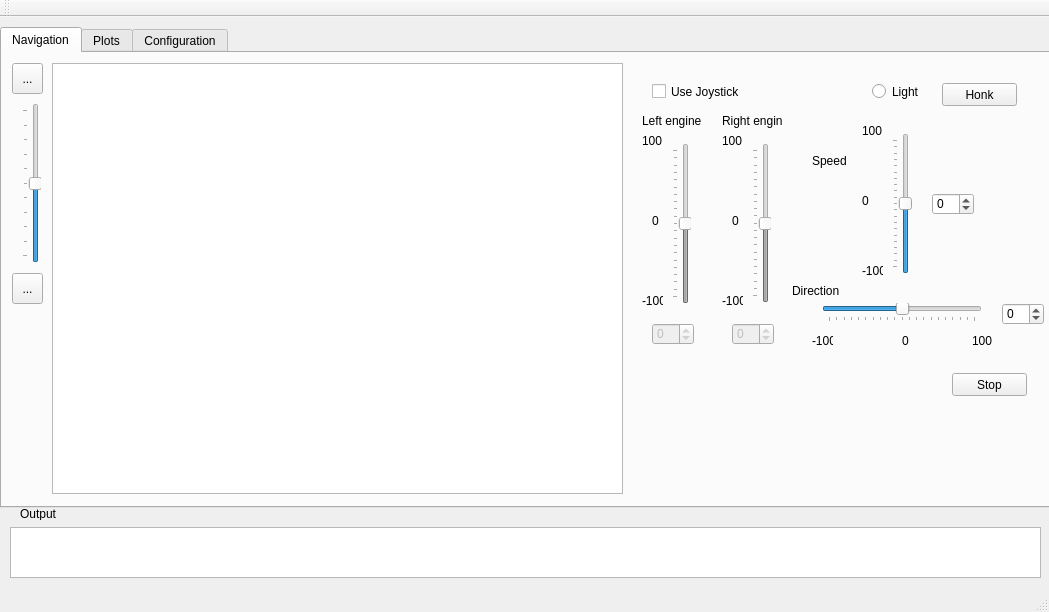
The window that mainwindow.ui (debelyoo/catamaran-ui) describes before a commit, drawn with Qt 5.
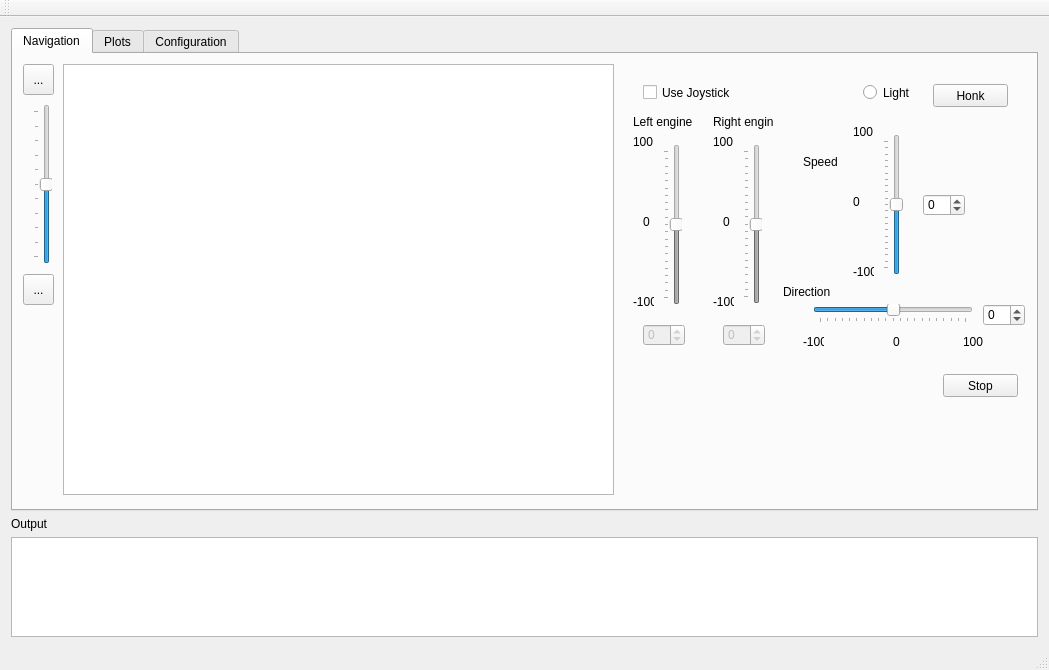
The same window after the commit. The open tabs and pages were chosen to show the change. Icons and pictures are not drawn.

Commit message: update gui to be expandable

What changed in the file:
```diff
--- a/mainwindow.ui
+++ b/mainwindow.ui
@@ -7,7 +7,7 @@
     <x>0</x>
     <y>0</y>
     <width>1049</width>
-    <height>612</height>
+    <height>670</height>
    </rect>
   </property>
   <property name="windowTitle">
@@ -23,38 +23,9 @@
      <verstretch>0</verstretch>
     </sizepolicy>
    </property>
-   <widget class="QTextEdit" name="statusText">
-    <property name="geometry">
-     <rect>
-      <x>10</x>
-      <y>510</y>
-      <width>1031</width>
-      <height>51</height>
-     </rect>
-    </property>
-   </widget>
-   <widget class="QLabel" name="statusLabel">
-    <property name="geometry">
-     <rect>
-      <x>20</x>
-      <y>490</y>
-      <width>46</width>
-      <height>13</height>
-     </rect>
-    </property>
-    <property name="text">
-     <string>Output</string>
-    </property>
-   </widget>
+   <layout class="QVBoxLayout" name="verticalLayout">
+    <item>
    <widget class="QTabWidget" name="tabWidget">
-    <property name="geometry">
-     <rect>
-      <x>0</x>
-      <y>10</y>
-      <width>1051</width>
-      <height>481</height>
-     </rect>
-    </property>
     <property name="currentIndex">
      <number>0</number>
     </property>
@@ -65,7 +36,7 @@
      <widget class="QCheckBox" name="checkBox">
       <property name="geometry">
        <rect>
-        <x>650</x>
+          <x>630</x>
         <y>30</y>
         <width>91</width>
         <height>17</height>
@@ -81,7 +52,7 @@
       </property>
       <property name="geometry">
        <rect>
-        <x>730</x>
+          <x>710</x>
         <y>270</y>
         <width>42</width>
         <height>22</height>
@@ -100,7 +71,7 @@
       </property>
       <property name="geometry">
        <rect>
-        <x>670</x>
+          <x>650</x>
         <y>90</y>
         <width>19</width>
         <height>161</height>
@@ -128,7 +99,7 @@
       </property>
       <property name="geometry">
        <rect>
-        <x>650</x>
+          <x>630</x>
         <y>270</y>
         <width>42</width>
         <height>22</height>
@@ -150,7 +121,7 @@
       </property>
       <property name="geometry">
        <rect>
-        <x>750</x>
+          <x>730</x>
         <y>90</y>
         <width>19</width>
         <height>160</height>
@@ -175,7 +146,7 @@
      <widget class="QLabel" name="label">
       <property name="geometry">
        <rect>
-        <x>650</x>
+          <x>630</x>
         <y>160</y>
         <width>16</width>
         <height>16</height>
@@ -188,7 +159,7 @@
      <widget class="QLabel" name="label_2">
       <property name="geometry">
        <rect>
-        <x>730</x>
+          <x>710</x>
         <y>160</y>
         <width>16</width>
         <height>16</height>
@@ -201,7 +172,7 @@
      <widget class="QLabel" name="label_3">
       <property name="geometry">
        <rect>
-        <x>640</x>
+          <x>620</x>
         <y>80</y>
         <width>21</width>
         <height>16</height>
@@ -214,7 +185,7 @@
      <widget class="QLabel" name="label_4">
       <property name="geometry">
        <rect>
-        <x>720</x>
+          <x>700</x>
         <y>80</y>
         <width>21</width>
         <height>16</height>
@@ -227,7 +198,7 @@
      <widget class="QLabel" name="label_5">
       <property name="geometry">
        <rect>
-        <x>640</x>
+          <x>620</x>
         <y>240</y>
         <width>21</width>
         <height>16</height>
@@ -240,7 +211,7 @@
      <widget class="QLabel" name="label_6">
       <property name="geometry">
        <rect>
-        <x>720</x>
+          <x>700</x>
         <y>240</y>
         <width>21</width>
         <height>16</height>
@@ -253,7 +224,7 @@
      <widget class="QSlider" name="speedSlider">
       <property name="geometry">
        <rect>
-        <x>890</x>
+          <x>870</x>
         <y>80</y>
         <width>20</width>
         <height>141</height>
@@ -275,7 +246,7 @@
      <widget class="QSlider" name="directionSlider">
       <property name="geometry">
        <rect>
-        <x>820</x>
+          <x>800</x>
         <y>250</y>
         <width>160</width>
         <height>19</height>
@@ -297,7 +268,7 @@
      <widget class="QSpinBox" name="speedSpinBox">
       <property name="geometry">
        <rect>
-        <x>930</x>
+          <x>910</x>
         <y>140</y>
         <width>42</width>
         <height>22</height>
@@ -316,7 +287,7 @@
      <widget class="QSpinBox" name="directionSpinBox">
       <property name="geometry">
        <rect>
-        <x>1000</x>
+          <x>970</x>
         <y>250</y>
         <width>42</width>
         <height>22</height>
@@ -335,7 +306,7 @@
      <widget class="QLabel" name="label_7">
       <property name="geometry">
        <rect>
-        <x>860</x>
+          <x>840</x>
         <y>70</y>
         <width>21</width>
         <height>16</height>
@@ -348,7 +319,7 @@
      <widget class="QLabel" name="label_8">
       <property name="geometry">
        <rect>
-        <x>860</x>
+          <x>840</x>
         <y>140</y>
         <width>16</width>
         <height>16</height>
@@ -361,7 +332,7 @@
      <widget class="QLabel" name="label_9">
       <property name="geometry">
        <rect>
-        <x>900</x>
+          <x>880</x>
         <y>280</y>
         <width>16</width>
         <height>16</height>
@@ -374,7 +345,7 @@
      <widget class="QLabel" name="label_10">
       <property name="geometry">
        <rect>
-        <x>860</x>
+          <x>840</x>
         <y>210</y>
         <width>21</width>
         <height>16</height>
@@ -387,7 +358,7 @@
      <widget class="QLabel" name="label_11">
       <property name="geometry">
        <rect>
-        <x>810</x>
+          <x>790</x>
         <y>280</y>
         <width>21</width>
         <height>16</height>
@@ -400,7 +371,7 @@
      <widget class="QLabel" name="label_12">
       <property name="geometry">
        <rect>
-        <x>970</x>
+          <x>950</x>
         <y>280</y>
         <width>21</width>
         <height>16</height>
@@ -413,7 +384,7 @@
      <widget class="QLabel" name="label_13">
       <property name="geometry">
        <rect>
-        <x>790</x>
+          <x>770</x>
         <y>230</y>
         <width>51</width>
         <height>16</height>
@@ -426,7 +397,7 @@
      <widget class="QLabel" name="label_14">
       <property name="geometry">
        <rect>
-        <x>810</x>
+          <x>790</x>
         <y>100</y>
         <width>51</width>
         <height>16</height>
@@ -439,7 +410,7 @@
      <widget class="QLabel" name="label_15">
       <property name="geometry">
        <rect>
-        <x>640</x>
+          <x>620</x>
         <y>60</y>
         <width>61</width>
         <height>16</height>
@@ -452,7 +423,7 @@
      <widget class="QLabel" name="label_16">
       <property name="geometry">
        <rect>
-        <x>720</x>
+          <x>700</x>
         <y>60</y>
         <width>61</width>
         <height>16</height>
@@ -465,7 +436,7 @@
      <widget class="QPushButton" name="stopBtn">
       <property name="geometry">
        <rect>
-        <x>950</x>
+          <x>930</x>
         <y>320</y>
         <width>75</width>
         <height>23</height>
@@ -478,7 +449,7 @@
      <widget class="QRadioButton" name="lightBtn">
       <property name="geometry">
        <rect>
-        <x>870</x>
+          <x>850</x>
         <y>30</y>
         <width>82</width>
         <height>17</height>
@@ -491,7 +462,7 @@
      <widget class="QPushButton" name="honkBtn">
       <property name="geometry">
        <rect>
-        <x>940</x>
+          <x>920</x>
         <y>30</y>
         <width>75</width>
         <height>23</height>
@@ -506,7 +477,7 @@
        <rect>
         <x>50</x>
         <y>10</y>
-        <width>571</width>
+          <width>551</width>
         <height>431</height>
        </rect>
       </property>
@@ -585,6 +556,31 @@
      </attribute>
     </widget>
    </widget>
+    </item>
+    <item>
+     <widget class="QLabel" name="statusLabel">
+      <property name="text">
+       <string>Output</string>
+      </property>
+     </widget>
+    </item>
+    <item>
+     <widget class="QTextEdit" name="statusText">
+      <property name="sizePolicy">
+       <sizepolicy hsizetype="Expanding" vsizetype="Maximum">
+        <horstretch>0</horstretch>
+        <verstretch>0</verstretch>
+       </sizepolicy>
+      </property>
+      <property name="maximumSize">
+       <size>
+        <width>16777215</width>
+        <height>100</height>
+       </size>
+      </property>
+     </widget>
+    </item>
+   </layout>
    <zorder>tabWidget</zorder>
    <zorder>statusText</zorder>
    <zorder>statusLabel</zorder>
```
Left out of the diff: 10 changed lines with no effect on the pictures. Lines whose indentation alone changed are shown as unchanged. The commit also changes 1 other file.
